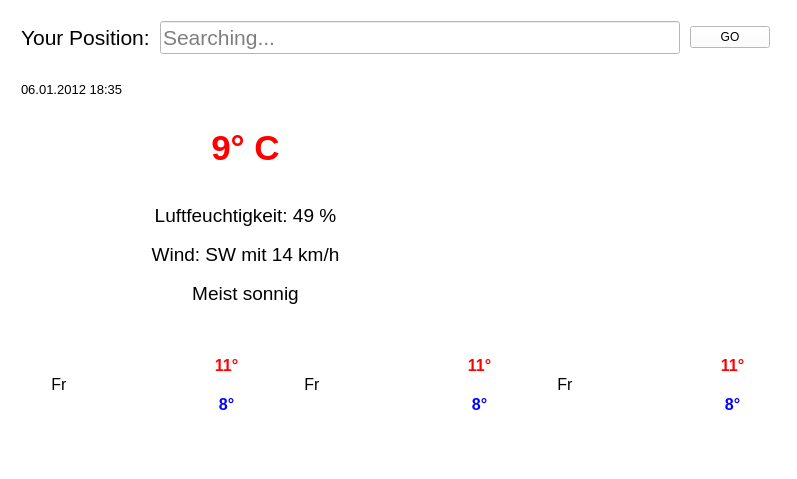
Qt form mainwindow.ui (kolphi/QWeather) before a commit.
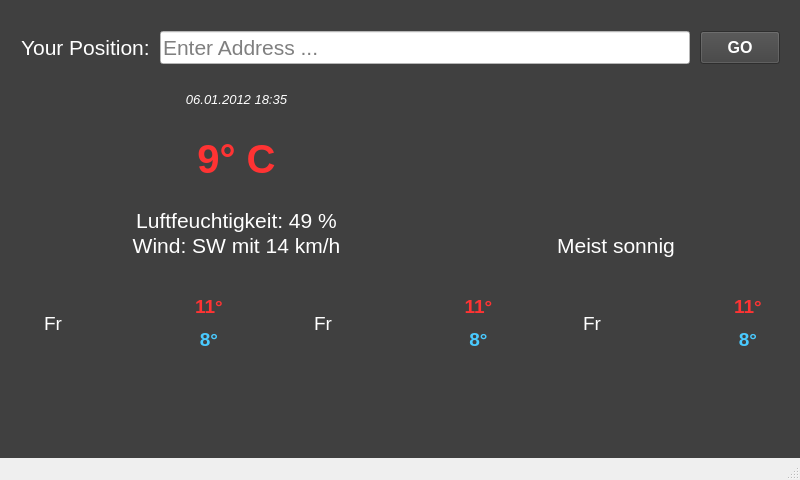
The same form after that commit. Icons and pictures are not drawn.

What changed in the file:
```diff
--- a/mainwindow.ui
+++ b/mainwindow.ui
@@ -6,20 +6,32 @@
    <rect>
     <x>0</x>
     <y>0</y>
-    <width>797</width>
-    <height>479</height>
+    <width>800</width>
+    <height>480</height>
    </rect>
   </property>
+  <property name="sizePolicy">
+   <sizepolicy hsizetype="Maximum" vsizetype="Maximum">
+    <horstretch>0</horstretch>
+    <verstretch>0</verstretch>
+   </sizepolicy>
+  </property>
   <property name="windowTitle">
    <string>QWeather</string>
   </property>
   <widget class="QWidget" name="centralWidget">
    <property name="sizePolicy">
-    <sizepolicy hsizetype="Fixed" vsizetype="Fixed">
+    <sizepolicy hsizetype="Expanding" vsizetype="Expanding">
      <horstretch>0</horstretch>
      <verstretch>0</verstretch>
     </sizepolicy>
    </property>
+   <property name="minimumSize">
+    <size>
+     <width>600</width>
+     <height>300</height>
+    </size>
+   </property>
    <property name="statusTip">
     <string/>
    </property>
@@ -27,18 +39,21 @@
     <bool>false</bool>
    </property>
    <property name="styleSheet">
-    <string notr="true">QWidget { background : white; }</string>
+    <string notr="true">QWidget { background : #404040; color: #ffffff}</string>
    </property>
    <widget class="QWidget" name="layoutWidget">
     <property name="geometry">
      <rect>
       <x>10</x>
       <y>10</y>
-      <width>771</width>
-      <height>431</height>
+      <width>781</width>
+      <height>351</height>
      </rect>
     </property>
     <layout class="QVBoxLayout" name="layout" stretch="5,30,10">
+     <property name="spacing">
+      <number>5</number>
+     </property>
      <property name="sizeConstraint">
       <enum>QLayout::SetMinAndMaxSize</enum>
      </property>
@@ -50,6 +65,12 @@
        <property name="sizeConstraint">
         <enum>QLayout::SetDefaultConstraint</enum>
        </property>
+       <property name="topMargin">
+        <number>10</number>
+       </property>
+       <property name="bottomMargin">
+        <number>10</number>
+       </property>
        <item>
         <widget class="QLabel" name="lb_pos">
          <property name="sizePolicy">
@@ -87,22 +108,35 @@
            <pointsize>16</pointsize>
           </font>
          </property>
+         <property name="styleSheet">
+          <string notr="true">QLineEdit { background : #ffffff; color: #000000}</string>
+         </property>
          <property name="placeholderText">
-          <string>Searching...</string>
+          <string>Enter Address ...</string>
          </property>
         </widget>
        </item>
        <item>
         <widget class="QPushButton" name="btn_go">
          <property name="sizePolicy">
-          <sizepolicy hsizetype="Fixed" vsizetype="Fixed">
+          <sizepolicy hsizetype="Fixed" vsizetype="Expanding">
            <horstretch>0</horstretch>
            <verstretch>0</verstretch>
           </sizepolicy>
          </property>
+         <property name="font">
+          <font>
+           <pointsize>12</pointsize>
+           <weight>75</weight>
+           <bold>true</bold>
+          </font>
+         </property>
          <property name="text">
           <string>GO</string>
          </property>
+         <property name="autoDefault">
+          <bool>false</bool>
+         </property>
         </widget>
        </item>
       </layout>
@@ -110,19 +144,13 @@
      <item>
       <layout class="QHBoxLayout" name="main" stretch="0,0">
        <property name="spacing">
-        <number>50</number>
-       </property>
-       <property name="leftMargin">
         <number>0</number>
        </property>
-       <property name="rightMargin">
-        <number>50</number>
-       </property>
-       <property name="bottomMargin">
+       <property name="margin">
         <number>0</number>
        </property>
        <item>
-        <layout class="QVBoxLayout" name="main_data" stretch="5,25,10,10,10">
+        <layout class="QVBoxLayout" name="main_data" stretch="5,25,5,5">
          <property name="spacing">
           <number>0</number>
          </property>
@@ -130,7 +158,7 @@
           <enum>QLayout::SetDefaultConstraint</enum>
          </property>
          <property name="topMargin">
-          <number>20</number>
+          <number>10</number>
          </property>
          <property name="bottomMargin">
           <number>20</number>
@@ -146,14 +174,14 @@
            <property name="font">
             <font>
              <pointsize>10</pointsize>
-             <italic>false</italic>
+             <italic>true</italic>
             </font>
            </property>
            <property name="text">
             <string>06.01.2012 18:35</string>
            </property>
            <property name="alignment">
-            <set>Qt::AlignLeading|Qt::AlignLeft|Qt::AlignVCenter</set>
+            <set>Qt::AlignCenter</set>
            </property>
           </widget>
          </item>
@@ -167,13 +195,13 @@
            </property>
            <property name="font">
             <font>
-             <pointsize>26</pointsize>
+             <pointsize>30</pointsize>
              <weight>75</weight>
              <bold>true</bold>
             </font>
            </property>
            <property name="styleSheet">
-            <string notr="true">QLabel { color : red; }</string>
+            <string notr="true">QLabel { color : #ff3333; }</string>
            </property>
            <property name="text">
             <string>9° C</string>
@@ -193,7 +221,7 @@
            </property>
            <property name="font">
             <font>
-             <pointsize>14</pointsize>
+             <pointsize>16</pointsize>
             </font>
            </property>
            <property name="text">
@@ -217,7 +245,7 @@
            </property>
            <property name="font">
             <font>
-             <pointsize>14</pointsize>
+             <pointsize>16</pointsize>
             </font>
            </property>
            <property name="text">
@@ -228,17 +256,70 @@
            </property>
           </widget>
          </item>
+        </layout>
+       </item>
+       <item>
+        <layout class="QVBoxLayout" name="verticalLayout">
+         <property name="leftMargin">
+          <number>100</number>
+         </property>
+         <property name="topMargin">
+          <number>20</number>
+         </property>
+         <property name="rightMargin">
+          <number>100</number>
+         </property>
+         <property name="bottomMargin">
+          <number>20</number>
+         </property>
+         <item>
+          <widget class="QLabel" name="img_main">
+           <property name="sizePolicy">
+            <sizepolicy hsizetype="Fixed" vsizetype="Fixed">
+             <horstretch>0</horstretch>
+             <verstretch>0</verstretch>
+            </sizepolicy>
+           </property>
+           <property name="minimumSize">
+            <size>
+             <width>128</width>
+             <height>128</height>
+            </size>
+           </property>
+           <property name="maximumSize">
+            <size>
+             <width>128</width>
+             <height>128</height>
+            </size>
+           </property>
+           <property name="frameShape">
+            <enum>QFrame::NoFrame</enum>
+           </property>
+           <property name="text">
+            <string/>
+           </property>
+           <property name="pixmap">
+            <pixmap resource="res.qrc">:/new/prefix1/img/sunny.png</pixmap>
+           </property>
+           <property name="scaledContents">
+            <bool>true</bool>
+           </property>
+           <property name="alignment">
+            <set>Qt::AlignCenter</set>
+           </property>
+          </widget>
+         </item>
          <item>
           <widget class="QLabel" name="lb_main_condition">
            <property name="sizePolicy">
-            <sizepolicy hsizetype="Expanding" vsizetype="Preferred">
+            <sizepolicy hsizetype="Minimum" vsizetype="Minimum">
              <horstretch>0</horstretch>
              <verstretch>0</verstretch>
             </sizepolicy>
            </property>
            <property name="font">
             <font>
-             <pointsize>14</pointsize>
+             <pointsize>16</pointsize>
             </font>
            </property>
            <property name="text">
@@ -251,40 +332,12 @@
          </item>
         </layout>
        </item>
-       <item>
-        <widget class="QLabel" name="img_main">
-         <property name="sizePolicy">
-          <sizepolicy hsizetype="Fixed" vsizetype="Fixed">
-           <horstretch>0</horstretch>
-           <verstretch>0</verstretch>
-          </sizepolicy>
-         </property>
-         <property name="minimumSize">
-          <size>
-           <width>200</width>
-           <height>200</height>
-          </size>
-         </property>
-         <property name="frameShape">
-          <enum>QFrame::NoFrame</enum>
-         </property>
-         <property name="text">
-          <string/>
-         </property>
-         <property name="pixmap">
-          <pixmap resource="res.qrc">:/new/prefix1/img/sonne.jpg</pixmap>
-         </property>
-         <property name="scaledContents">
-          <bool>true</bool>
-         </property>
-        </widget>
-       </item>
       </layout>
      </item>
      <item>
       <layout class="QHBoxLayout" name="bottom">
        <property name="spacing">
-        <number>10</number>
+        <number>50</number>
        </property>
        <property name="sizeConstraint">
         <enum>QLayout::SetDefaultConstraint</enum>
@@ -294,11 +347,17 @@
          <property name="sizeConstraint">
           <enum>QLayout::SetMinimumSize</enum>
          </property>
+         <property name="leftMargin">
+          <number>0</number>
+         </property>
+         <property name="rightMargin">
+          <number>0</number>
+         </property>
          <item>
           <widget class="QLabel" name="lb_date_fc_1">
            <property name="font">
             <font>
-             <pointsize>12</pointsize>
+             <pointsize>14</pointsize>
             </font>
            </property>
            <property name="text">
@@ -323,6 +382,12 @@
              <height>80</height>
             </size>
            </property>
+           <property name="maximumSize">
+            <size>
+             <width>80</width>
+             <height>80</height>
+            </size>
+           </property>
            <property name="autoFillBackground">
             <bool>false</bool>
            </property>
@@ -352,13 +417,13 @@
             <widget class="QLabel" name="lb_temp_high_1">
              <property name="font">
               <font>
-               <pointsize>12</pointsize>
+               <pointsize>14</pointsize>
                <weight>75</weight>
                <bold>true</bold>
               </font>
              </property>
              <property name="styleSheet">
-              <string notr="true">QLabel { color : red; }</string>
+              <string notr="true">QLabel { color : #ff3333; }</string>
              </property>
              <property name="text">
               <string>11°</string>
@@ -372,13 +437,13 @@
             <widget class="QLabel" name="lb_temp_low_1">
              <property name="font">
               <font>
-               <pointsize>12</pointsize>
+               <pointsize>14</pointsize>
                <weight>75</weight>
                <bold>true</bold>
               </font>
              </property>
              <property name="styleSheet">
-              <string notr="true">QLabel { color : blue; }</string>
+              <string notr="true">QLabel { color : #49caff; }</string>
              </property>
              <property name="text">
               <string>8°</string>
@@ -397,11 +462,17 @@
          <property name="sizeConstraint">
           <enum>QLayout::SetMinimumSize</enum>
          </property>
+         <property name="leftMargin">
+          <number>0</number>
+         </property>
+         <property name="rightMargin">
+          <number>0</number>
+         </property>
          <item>
           <widget class="QLabel" name="lb_date_fc_2">
            <property name="font">
             <font>
-             <pointsize>12</pointsize>
+             <pointsize>14</pointsize>
             </font>
            </property>
            <property name="text">
@@ -426,6 +497,12 @@
              <height>80</height>
             </size>
            </property>
+           <property name="maximumSize">
+            <size>
+             <width>80</width>
+             <height>80</height>
+            </size>
+           </property>
            <property name="autoFillBackground">
             <bool>false</bool>
            </property>
@@ -458,13 +535,13 @@
             <widget class="QLabel" name="lb_temp_high_2">
              <property name="font">
               <font>
-               <pointsize>12</pointsize>
+               <pointsize>14</pointsize>
                <weight>75</weight>
                <bold>true</bold>
               </font>
              </property>
              <property name="styleSheet">
-              <string notr="true">QLabel { color : red; }</string>
+              <string notr="true">QLabel { color : #ff3333; }</string>
              </property>
              <property name="text">
               <string>11°</string>
@@ -478,13 +555,13 @@
             <widget class="QLabel" name="lb_temp_low_2">
              <property name="font">
               <font>
-               <pointsize>12</pointsize>
+               <pointsize>14</pointsize>
                <weight>75</weight>
                <bold>true</bold>
               </font>
              </property>
              <property name="styleSheet">
-              <string notr="true">QLabel { color : blue; }</string>
+              <string notr="true">QLabel { color : #49caff; }</string>
              </property>
              <property name="text">
               <string>8°</string>
@@ -503,11 +580,17 @@
          <property name="sizeConstraint">
           <enum>QLayout::SetMaximumSize</enum>
          </property>
+         <property name="leftMargin">
+          <number>0</number>
+         </property>
+         <property name="rightMargin">
+          <number>0</number>
+         </property>
          <item>
           <widget class="QLabel" name="lb_date_fc_3">
            <property name="font">
             <font>
-             <pointsize>12</pointsize>
+             <pointsize>14</pointsize>
             </font>
            </property>
            <property name="text">
@@ -532,6 +615,12 @@
              <height>80</height>
             </size>
            </property>
+           <property name="maximumSize">
+            <size>
+             <width>80</width>
+             <height>80</height>
+            </size>
+           </property>
            <property name="autoFillBackground">
             <bool>false</bool>
            </property>
@@ -564,13 +653,13 @@
             <widget class="QLabel" name="lb_temp_high_3">
              <property name="font">
               <font>
-               <pointsize>12</pointsize>
+               <pointsize>14</pointsize>
                <weight>75</weight>
                <bold>true</bold>
               </font>
              </property>
              <property name="styleSheet">
-              <string notr="true">QLabel { color : red; }</string>
+              <string notr="true">QLabel { color : #ff3333; }</string>
              </property>
              <property name="text">
               <string>11°</string>
@@ -584,13 +673,13 @@
             <widget class="QLabel" name="lb_temp_low_3">
              <property name="font">
               <font>
-               <pointsize>12</pointsize>
+               <pointsize>14</pointsize>
                <weight>75</weight>
                <bold>true</bold>
               </font>
              </property>
              <property name="styleSheet">
-              <string notr="true">QLabel { color : blue; }</string>
+              <string notr="true">QLabel { color : #49caff; }</string>
              </property>
              <property name="text">
               <string>8°</string>
@@ -621,6 +710,7 @@
     </rect>
    </property>
   </widget>
+  <widget class="QStatusBar" name="statusBar"/>
  </widget>
  <layoutdefault spacing="6" margin="11"/>
  <resources>
```
Left out of the diff: 13 changed lines with no effect on the pictures.
